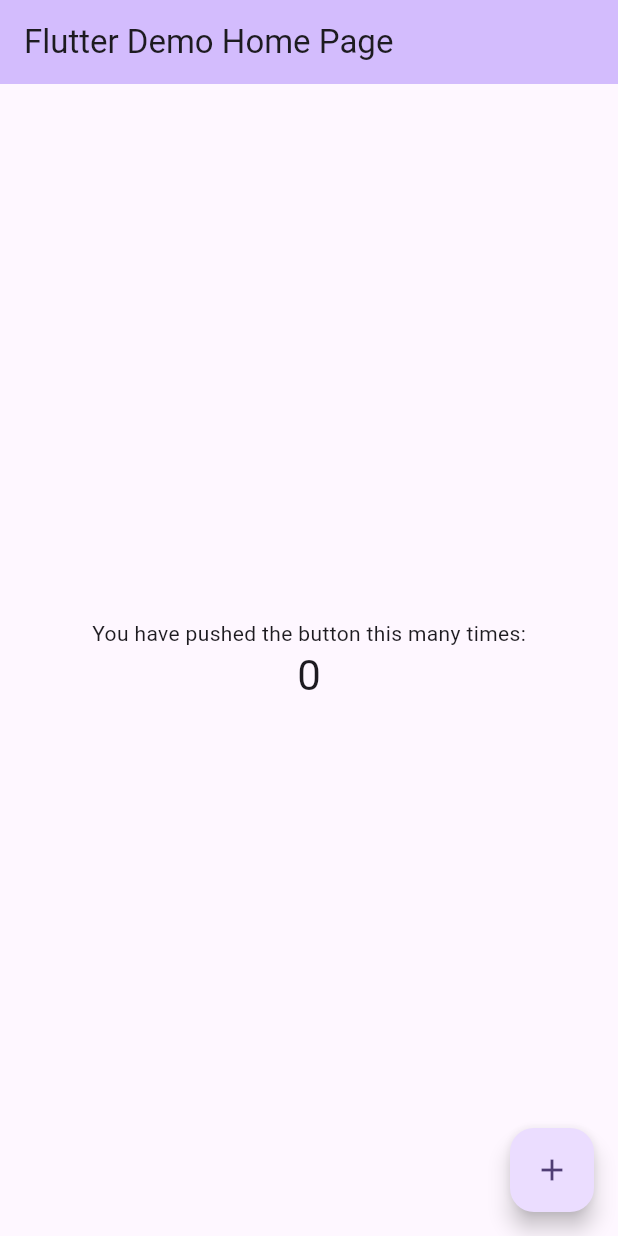
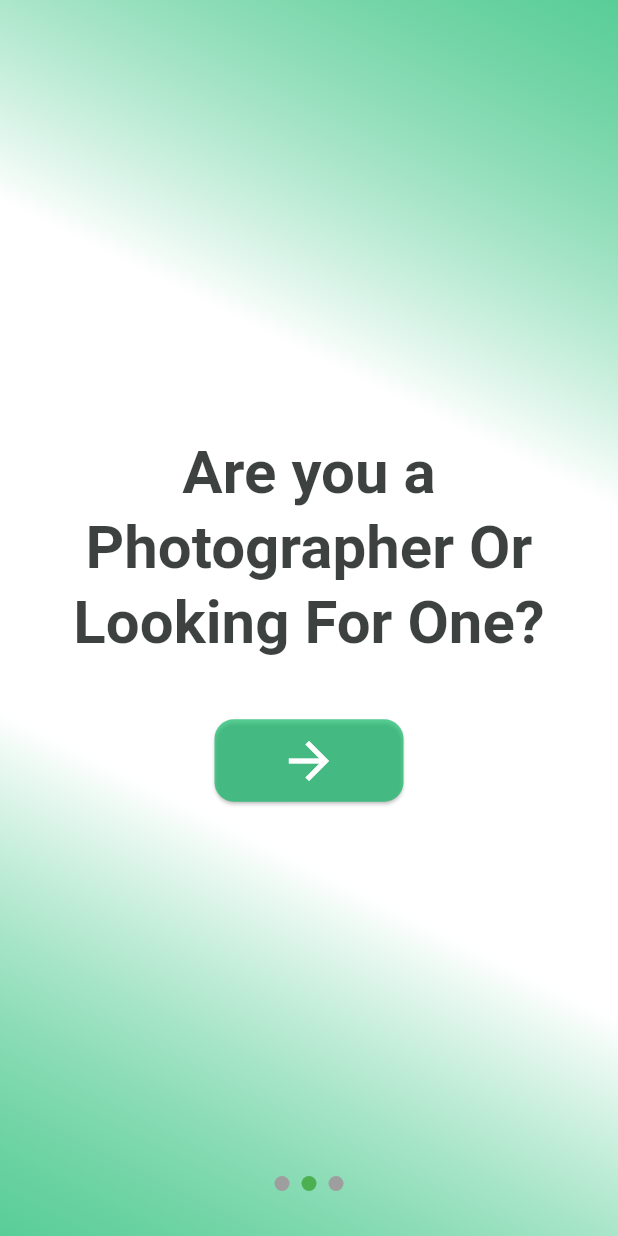
Before and after one commit to Mhmdomarissa/snapspotter, a Flutter app: the screen it shows after launch, on a phone screen of 412 x 824 dp. Run offline on Flutter 3.47's test engine with Material 3 defaults, Android fonts, the phone set to English and light mode, and no system bars; drawn by our look-alikes of smooth_page_indicator; Roboto replaces fonts that are missing (SF Pro Display).

Commit message:
Finalize onboarding screens and project structure

```diff
--- /dev/null
+++ b/lib/features/onboarding/intro_page_2.dart
@@ -0,0 +1,62 @@
+import 'package:flutter/material.dart';
+
+class IntroPage2 extends StatelessWidget {
+  final VoidCallback onNext;
+
+  const IntroPage2({super.key, required this.onNext});
+
+  @override
+  Widget build(BuildContext context) {
+    return Container(
+      decoration: const BoxDecoration(
+        gradient: LinearGradient(
+          begin: Alignment.topRight,
+          end: Alignment.bottomLeft,
+          colors: [
+            Color(0xB212BB6A),
+            Colors.white,
+            Colors.white,
+            Color(0xB212BB6A),
+          ],
+          stops: [0.0, 0.33, 0.66, 1.0],
+        ),
+      ),
+      child: Column(
+        mainAxisAlignment: MainAxisAlignment.center,
+        children: [
+          const Text(
+            'Are you a\nPhotographer Or\nLooking For One?',
+            textAlign: TextAlign.center,
+            style: TextStyle(
+              fontFamily: 'SF Pro Display',
+              fontSize: 40,
+              fontWeight: FontWeight.w700,
+              height: 1.25,
+              letterSpacing: 0,
+              color: Color(0xC2000704), // full dark color
+            ),
+          ),
+          const SizedBox(height: 40),
+          SizedBox(
+            width: 126,
+            height: 55,
+            child: ElevatedButton(
+              onPressed: onNext,
+              style: ElevatedButton.styleFrom(
+                backgroundColor: Color(0xB212BB6A),
+                shape: RoundedRectangleBorder(
+                  borderRadius: BorderRadius.circular(13),
+                ),
+              ),
+              child: const Icon(
+                Icons.arrow_forward,
+                color: Colors.white,
+                size: 40,
+              ),
+            ),
+          ),
+        ],
+      ),
+    );
+  }
+}
--- /dev/null
+++ b/lib/features/onboarding/onboarding_screen.dart
@@ -0,0 +1,81 @@
+import 'package:flutter/material.dart';
+import 'package:smooth_page_indicator/smooth_page_indicator.dart';
+
+import 'intro_page_1.dart';
+import 'intro_page_2.dart';
+import 'intro_page_3.dart';
+
+class OnboardingScreen extends StatefulWidget {
+  const OnboardingScreen({super.key});
+
+  @override
+  State<OnboardingScreen> createState() => _OnboardingScreenState();
+}
+
+class _OnboardingScreenState extends State<OnboardingScreen> {
+  final PageController _controller = PageController();
+  bool onFirstPage = true;
+  bool onLastPage = false;
+
+  @override
+  void initState() {
+    super.initState();
+    Future.delayed(const Duration(milliseconds: 1500), () {
+      _controller.nextPage(
+        duration: const Duration(milliseconds: 500),
+        curve: Curves.easeInOut,
+      );
+    });
+  }
+
+  @override
+  Widget build(BuildContext context) {
+    return Scaffold(
+      body: Stack(
+        children: [
+          PageView(
+            controller: _controller,
+            physics: const NeverScrollableScrollPhysics(),
+            onPageChanged: (index) {
+              setState(() {
+                onFirstPage = (index == 0);
+                onLastPage = (index == 2);
+              });
+            },
+            children: [
+              const IntroPage1(),
+              IntroPage2(
+                onNext: () {
+                  _controller.nextPage(
+                    duration: const Duration(milliseconds: 500),
+                    curve: Curves.easeInOut,
+                  );
+                },
+              ),
+              const IntroPage3(),
+            ],
+          ),
+          if (!onFirstPage)
+            Positioned(
+              bottom: 30,
+              left: 0,
+              right: 0,
+              child: Column(
+                children: [
+                  SmoothPageIndicator(
+                    controller: _controller,
+                    count: 3,
+                    effect: const WormEffect(
+                      activeDotColor: Colors.green,
+                      dotHeight: 10,
+                      dotWidth: 10,
+                    ),
+                  ),
+                ],
+              ),
+            ),
+        ],
+      ),
+    );
+  }
+}
--- a/lib/main.dart
+++ b/lib/main.dart
@@ -1,4 +1,5 @@
 import 'package:flutter/material.dart';
+import 'features/onboarding/onboarding_screen.dart';
 
 void main() {
   runApp(const MyApp());
@@ -7,116 +8,11 @@ void main() {
 class MyApp extends StatelessWidget {
   const MyApp({super.key});
 
-  // This widget is the root of your application.
   @override
   Widget build(BuildContext context) {
     return MaterialApp(
-      title: 'Flutter Demo',
-      theme: ThemeData(
-        // This is the theme of your application.
-        //
-        // TRY THIS: Try running your application with "flutter run". You'll see
-        // the application has a purple toolbar. Then, without quitting the app,
-        // try changing the seedColor in the colorScheme below to Colors.green
-        // and then invoke "hot reload" (save your changes or press the "hot
-        // reload" button in a Flutter-supported IDE, or press "r" if you used
-        // the command line to start the app).
-        //
-        // Notice that the counter didn't reset back to zero; the application
-        // state is not lost during the reload. To reset the state, use hot
-        // restart instead.
-        //
-        // This works for code too, not just values: Most code changes can be
-        // tested with just a hot reload.
-        colorScheme: ColorScheme.fromSeed(seedColor: Colors.deepPurple),
-      ),
-      home: const MyHomePage(title: 'Flutter Demo Home Page'),
+      debugShowCheckedModeBanner: false,
+      home: OnboardingScreen(),
     );
   }
 }
-
-class MyHomePage extends StatefulWidget {
-  const MyHomePage({super.key, required this.title});
-
-  // This widget is the home page of your application. It is stateful, meaning
-  // that it has a State object (defined below) that contains fields that affect
-  // how it looks.
-
-  // This class is the configuration for the state. It holds the values (in this
-  // case the title) provided by the parent (in this case the App widget) and
-  // used by the build method of the State. Fields in a Widget subclass are
-  // always marked "final".
-
-  final String title;
-
-  @override
-  State<MyHomePage> createState() => _MyHomePageState();
-}
-
-class _MyHomePageState extends State<MyHomePage> {
-  int _counter = 0;
-
-  void _incrementCounter() {
-    setState(() {
-      // This call to setState tells the Flutter framework that something has
-      // changed in this State, which causes it to rerun the build method below
-      // so that the display can reflect the updated values. If we changed
-      // _counter without calling setState(), then the build method would not be
-      // called again, and so nothing would appear to happen.
-      _counter++;
-    });
-  }
-
-  @override
-  Widget build(BuildContext context) {
-    // This method is rerun every time setState is called, for instance as done
-    // by the _incrementCounter method above.
-    //
-    // The Flutter framework has been optimized to make rerunning build methods
-    // fast, so that you can just rebuild anything that needs updating rather
-    // than having to individually change instances of widgets.
-    return Scaffold(
-      appBar: AppBar(
-        // TRY THIS: Try changing the color here to a specific color (to
-        // Colors.amber, perhaps?) and trigger a hot reload to see the AppBar
-        // change color while the other colors stay the same.
-        backgroundColor: Theme.of(context).colorScheme.inversePrimary,
-        // Here we take the value from the MyHomePage object that was created by
-        // the App.build method, and use it to set our appbar title.
-        title: Text(widget.title),
-      ),
-      body: Center(
-        // Center is a layout widget. It takes a single child and positions it
-        // in the middle of the parent.
-        child: Column(
-          // Column is also a layout widget. It takes a list of children and
-          // arranges them vertically. By default, it sizes itself to fit its
-          // children horizontally, and tries to be as tall as its parent.
-          //
-          // Column has various properties to control how it sizes itself and
-          // how it positions its children. Here we use mainAxisAlignment to
-          // center the children vertically; the main axis here is the vertical
-          // axis because Columns are vertical (the cross axis would be
-          // horizontal).
-          //
-          // TRY THIS: Invoke "debug painting" (choose the "Toggle Debug Paint"
-          // action in the IDE, or press "p" in the console), to see the
-          // wireframe for each widget.
-          mainAxisAlignment: MainAxisAlignment.center,
-          children: <Widget>[
-            const Text('You have pushed the button this many times:'),
-            Text(
-              '$_counter',
-              style: Theme.of(context).textTheme.headlineMedium,
-            ),
-          ],
-        ),
-      ),
-      floatingActionButton: FloatingActionButton(
-        onPressed: _incrementCounter,
-        tooltip: 'Increment',
-        child: const Icon(Icons.add),
-      ), // This trailing comma makes auto-formatting nicer for build methods.
-    );
-  }
-}
```
Also changed, not shown: lib/features/onboarding/intro_page_1.dart (added, +38 -0 lines), lib/features/onboarding/intro_page_3.dart (added, +68 -0 lines), pubspec.yaml (+9 -6 lines), pubspec.lock, 5 other files.
